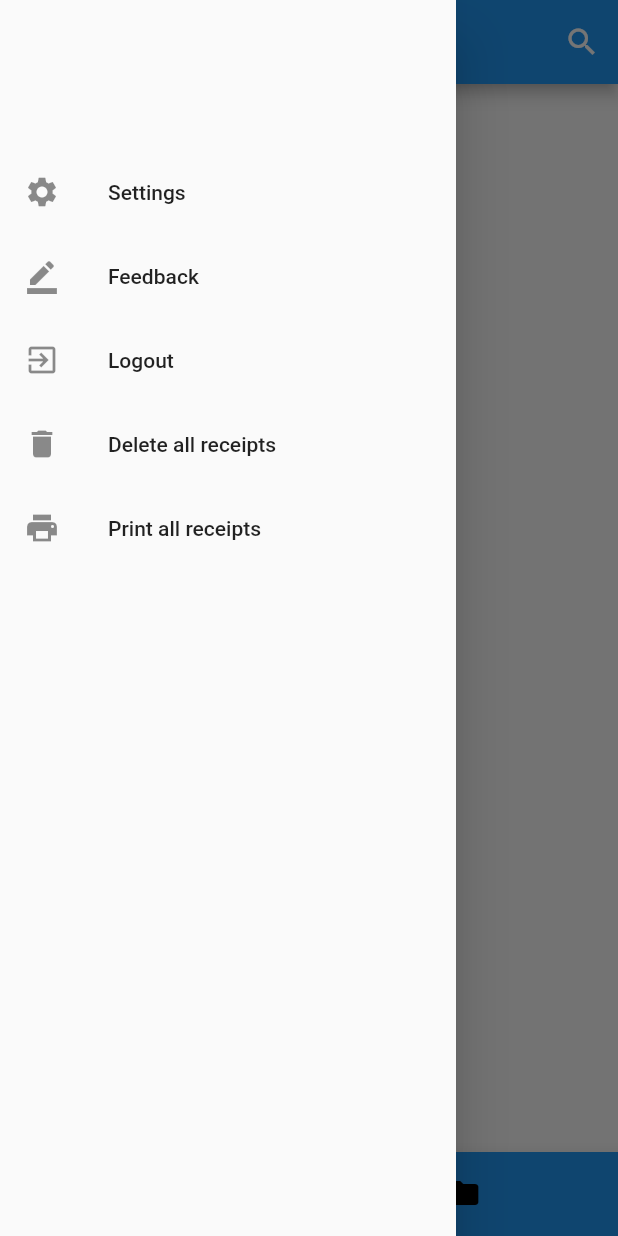
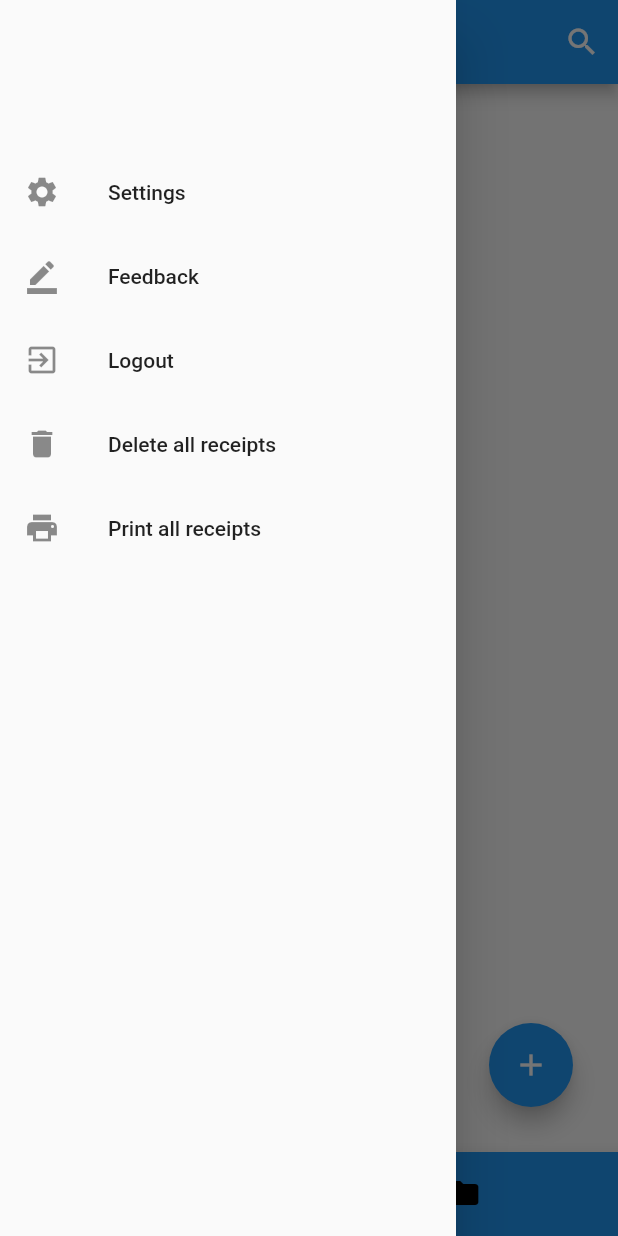
Before and after one commit to nilekell/receiptcamp_debug_select_multiple, a Flutter app: the screen it shows after launch, item 2 of the bottom bar chosen, with the side drawer open, on a phone screen of 412 x 824 dp. Run offline on Flutter 3.47's test engine with Material 2 defaults, Android fonts, the phone set to English and light mode, and no system bars; our stand-ins replace bloc, equatable, flutter_bloc, flutter_image_compress, gallery_saver, image_picker and 2 more; missing offline and left inert: google_mlkit_text_recognition; accounts and stored records are empty.

Commit message:
root folder actions working but snackbars broken

```diff
--- a/lib/logic/cubits/file_system/file_system_state.dart
+++ b/lib/logic/cubits/file_system/file_system_state.dart
@@ -7,7 +7,11 @@ sealed class FileSystemCubitState extends Equatable {
   List<Object> get props => [];
 }
 
-final class FileSystemCubitActionState extends FileSystemCubitState {}
+final class FileSystemCubitActionState extends FileSystemCubitState {
+  final String folderId;
+
+  const FileSystemCubitActionState({required this.folderId});
+}
 
 final class FileSystemCubitInitial extends FileSystemCubitState {}
 
@@ -29,26 +33,12 @@ final class FileSystemCubitLoadedSuccess extends FileSystemCubitState {
   const FileSystemCubitLoadedSuccess({required this.files, required this.folder});
 }
 
-final class FileSystemCubitFolderItemsChangedState extends FileSystemCubitActionState {
-  final List<dynamic> files;
-  final Folder folder;
-
-  FileSystemCubitFolderItemsChangedState({required this.files, required this.folder});
-
-
-
-  @override
-  List<Object> get props => [files];
-}
-
-final class FileSystemCubitEmptyFiles extends FileSystemCubitState {}
-
 final class FileSystemCubitError extends FileSystemCubitState {}
 
 // Renaming States
 
 final class FileSystemCubitRenameSuccess extends FileSystemCubitActionState {
-  FileSystemCubitRenameSuccess({required this.oldName, required this.newName});
+  const FileSystemCubitRenameSuccess({required this.oldName, required this.newName, required super.folderId});
   final String oldName;
   final String newName;
 
@@ -60,7 +50,7 @@ final class FileSystemCubitRenameFailure extends FileSystemCubitActionState {
   final String oldName;
   final String newName;
 
-  FileSystemCubitRenameFailure({required this.oldName, required this.newName});
+  const FileSystemCubitRenameFailure({required this.oldName, required this.newName, required super.folderId});
 
   @override
   List<Object> get props => [oldName, newName];
@@ -69,7 +59,7 @@ final class FileSystemCubitRenameFailure extends FileSystemCubitActionState {
 // Moving states
 
 final class FileSystemCubitMoveSuccess extends FileSystemCubitActionState {
-  FileSystemCubitMoveSuccess({required this.oldName, required this.newName});
+  const FileSystemCubitMoveSuccess({required this.oldName, required this.newName, required super.folderId});
 
   final String oldName;
   final String newName;
@@ -79,7 +69,7 @@ final class FileSystemCubitMoveSuccess extends FileSystemCubitActionState {
 }
 
 final class FileSystemCubitMoveFailure extends FileSystemCubitActionState {
-  FileSystemCubitMoveFailure({required this.oldName, required this.newName});
+  const FileSystemCubitMoveFailure({required this.oldName, required this.newName, required super.folderId});
 
   final String oldName;
   final String newName;
@@ -91,7 +81,7 @@ final class FileSystemCubitMoveFailure extends FileSystemCubitActionState {
 // Deleting states
 
 final class FileSystemCubitDeleteSuccess extends FileSystemCubitActionState {
-  FileSystemCubitDeleteSuccess({required this.deletedName});
+  const FileSystemCubitDeleteSuccess({required this.deletedName, required super.folderId});
 
   final String deletedName;
 
@@ -100,7 +90,7 @@ final class FileSystemCubitDeleteSuccess extends FileSystemCubitActionState {
 }
 
 final class FileSystemCubitDeleteFailure extends FileSystemCubitActionState {
-  FileSystemCubitDeleteFailure({required this.deletedName});
+  const FileSystemCubitDeleteFailure({required this.deletedName, required super.folderId});
 
   final String deletedName;
 
@@ -111,7 +101,7 @@ final class FileSystemCubitDeleteFailure extends FileSystemCubitActionState {
 // Sharing states
 
 final class FileSystemCubitShareSuccess extends FileSystemCubitActionState {
-  FileSystemCubitShareSuccess({required this.receiptName});
+  const FileSystemCubitShareSuccess({required this.receiptName, required super.folderId});
 
   final String receiptName;
 
@@ -120,7 +110,7 @@ final class FileSystemCubitShareSuccess extends FileSystemCubitActionState {
 }
 
 final class FileSystemCubitShareFailure extends FileSystemCubitActionState {
-  FileSystemCubitShareFailure({required this.receiptName});
+  const FileSystemCubitShareFailure({required this.receiptName, required super.folderId});
 
   final String receiptName;
 
@@ -131,21 +121,25 @@ final class FileSystemCubitShareFailure extends FileSystemCubitActionState {
 final class FileSystemCubitUploadSuccess extends FileSystemCubitActionState {
   final String uploadedName;
 
-  FileSystemCubitUploadSuccess({required this.uploadedName});
+  const FileSystemCubitUploadSuccess({required this.uploadedName, required super.folderId});
 
   @override
   List<Object> get props => [uploadedName];
 }
 
-final class FileSystemCubitUploadFailure extends FileSystemCubitActionState {}
+final class FileSystemCubitUploadFailure extends FileSystemCubitActionState {
+  const FileSystemCubitUploadFailure({required super.folderId});
+}
 
 final class FileSystemCubitRefreshSuccessState extends FileSystemCubitActionState {
   final List<Object> files;
 
-  FileSystemCubitRefreshSuccessState(this.files);
+  const FileSystemCubitRefreshSuccessState({required super.folderId, required this.files});
 
   @override
   List<Object> get props => [files];
 }
 
-final class FileSystemCubitRefreshFailureState extends FileSystemCubitActionState {}
+final class FileSystemCubitRefreshFailureState extends FileSystemCubitActionState {
+  const FileSystemCubitRefreshFailureState({required super.folderId});
+}
--- a/lib/presentation/screens/file_explorer.dart
+++ b/lib/presentation/screens/file_explorer.dart
@@ -9,6 +9,7 @@ import 'package:receiptcamp/presentation/ui/file_navigator/folder/folder_sheet.d
 import 'package:receiptcamp/presentation/ui/file_navigator/receipt/receipt_sheet.dart';
 import 'package:receiptcamp/presentation/ui/file_navigator/upload_sheet.dart';
 
+/*
 class FileExplorer extends StatefulWidget {
   const FileExplorer({super.key});
 
@@ -25,19 +26,28 @@ class _FileExplorerState extends State<FileExplorer> {
 
   @override
   Widget build(BuildContext context) {
-    return BlocConsumer<FileSystemCubit, FileSystemCubitState>(
+    return BlocListener<FileSystemCubit, FileSystemCubitState>(
         listenWhen: (previous, current) =>
             current is FileSystemCubitActionState,
         listener: (context, state) {
           SnackBarUtility.showFileSystemSnackBar(context, state);
         },
+        child: BlocBuilder<FileSystemCubit, FileSystemCubitState>(
           builder: (context, state) {
-          if (state is FileSystemCubitInitial ||
-              state is FileSystemCubitLoading) {
+            return Scaffold(
+              body: () {
+                switch (state) {
+                  case FileSystemCubitActionState():
+                    return Container();
+                  case FileSystemCubitError():
+                    return const Center(
+                      child: Text('Error State'),
+                    );
+                  case FileSystemCubitInitial():
+                  case FileSystemCubitLoading():
                     return const CircularProgressIndicator();
-          } else if (state is FileSystemCubitFolderInformationSuccess) {
-            return Scaffold(
-              body: Column(
+                  case FileSystemCubitFolderInformationSuccess():
+                    return Column(
                       crossAxisAlignment: CrossAxisAlignment.start,
                       children: [
                         state.folder.id != 'a1'
@@ -60,19 +70,87 @@ class _FileExplorerState extends State<FileExplorer> {
                           child: RefreshableFolderView(),
                         )
                       ],
+                    );
+                  default:
+                    return Container();
+                }
+              }(),
+              floatingActionButton:
+                  state is FileSystemCubitFolderInformationSuccess
+                      ? UploadButton(currentFolder: state.folder)
+                      : null,
+            );
+          },
+        ));
+  }
+}
+*/
+
+class FileExplorer extends StatefulWidget {
+  const FileExplorer({super.key});
+
+  @override
+  State<FileExplorer> createState() => _FileExplorerState();
+}
+
+class _FileExplorerState extends State<FileExplorer> {
+  @override
+  void initState() {
+    context.read<FileSystemCubit>().initializeFileSystemCubit();
+    super.initState();
+  }
+
+  @override
+  Widget build(BuildContext context) {
+    return Scaffold(
+      body: BlocBuilder<FileSystemCubit, FileSystemCubitState>(
+          builder: ((context, state) {
+        switch (state) {
+          case FileSystemCubitInitial() || FileSystemCubitLoading():
+            return const CircularProgressIndicator();
+          case FileSystemCubitLoadedSuccess():
+            return Column(
+              crossAxisAlignment: CrossAxisAlignment.start,
+              children: [
+                state.folder.id != 'a1'
+                    ? FolderName(
+                        name: state.folder.name,
+                      )
+                    : const FolderName(
+                        name: 'My Receipts',
                       ),
-              floatingActionButton: UploadButton(currentFolder: state.folder),
+                const SizedBox(
+                  height: 5.0,
+                ),
+                state.folder.id != 'a1'
+                    ? BackButton(
+                        previousFolderId: state.folder.parentId,
+                        currentFolderId: state.folder.id,
+                      )
+                    : Container(),
+                const Expanded(
+                  child: RefreshableFolderView(),
+                ),
+                Row(
+                  mainAxisAlignment: MainAxisAlignment.end,
+                  children: [
+                    Padding(
+                      padding: const EdgeInsets.fromLTRB(0, 0, 30, 30),
+                      child: UploadButton(currentFolder: state.folder),
+                    ),
+                  ],
+                )
+              ],
             );
-          } else if (state is FileSystemCubitError) {
+          case FileSystemCubitError():
             return const Center(
               child: Text('Error State'),
             );
-          } else {
-            return const Center(
-              child: Text('Unknown State'),
+          default:
+            return Container();
+        }
+      })),
     );
-          }
-        });
   }
 }
 
@@ -131,30 +209,27 @@ class _RefreshableFolderViewState extends State<RefreshableFolderView> {
   Folder? folder;
 
   @override
-  void initState() {
-   context.read<FileSystemCubit>().fetchFiles('a1');
-    super.initState();
-  }
-
-  @override
   Widget build(BuildContext context) {
     return RefreshIndicator(
         onRefresh: () async {
           context.read<FileSystemCubit>().refreshFiles(folder!.id);
         },
         child: BlocConsumer<FileSystemCubit, FileSystemCubitState>(
+            listenWhen: (previous, current) =>
+                current is FileSystemCubitActionState,
             listener: (context, state) {
               SnackBarUtility.showFileSystemSnackBar(context, state);
+              context.read<FileSystemCubit>().fetchFiles(folder!.id);
             },
             builder: (context, state) {
-          if (state is FileSystemCubitInitial || state is FileSystemCubitLoading) {
+              switch (state) {
+                case FileSystemCubitInitial() || FileSystemCubitLoading():
                   return const CircularProgressIndicator();
-          } else if (state is FileSystemCubitFolderItemsChangedState) {
-            setState(() {
+                case FileSystemCubitLoadedSuccess():
+                  folder = state.folder;
                   files = state.files;
-            });
-
-            return files.isNotEmpty ? ListView.builder(
+                  return files.isNotEmpty
+                      ? ListView.builder(
                           itemCount: files.length,
                           itemBuilder: (context, index) {
                             var item = files[index];
@@ -170,36 +245,10 @@ class _RefreshableFolderViewState extends State<RefreshableFolderView> {
                           padding: EdgeInsets.all(100.0),
                           child: Text('No receipts/folders to show'),
                         );
-          } else if (state is FileSystemCubitLoadedSuccess) {
-            setState(() {
-              files = state.files;
-            });
-
-            return files.isNotEmpty ? ListView.builder(
-              itemCount: files.length,
-              itemBuilder: (context, index) {
-                var item = files[index];
-                if (item is Receipt) {
-                  return ReceiptListTile(receipt: item);
-                } else if (item is Folder) {
-                  return FolderListTile(folder: item);
+                default:
+                  return Container();
               }
-                return null;
-              },
-            )
-          : const Padding(
-              padding: EdgeInsets.all(100.0),
-              child: Text('No receipts/folders to show'),
-            );
-          } else {
-            return const Text('Unknown state');
-          }
-
-
-        },
-      )
-
-    );
+            }));
   }
 }
 
@@ -210,8 +259,6 @@ class FolderListTile extends StatelessWidget {
 
   @override
   Widget build(BuildContext context) {
-    return BlocBuilder<FileSystemCubit, FileSystemCubitState>(
-      builder: (context, state) {
     return ListTile(
           leading: const Icon(Icons.folder),
           trailing: IconButton(
@@ -229,8 +276,6 @@ class FolderListTile extends StatelessWidget {
             context.read<FileSystemCubit>().selectFolder(folder.id);
           },
           title: Text(folder.name),
-        );
-      },
         );
   }
 }
--- a/lib/presentation/ui/file_explorer/snackbars/snackbar_utility.dart
+++ b/lib/presentation/ui/file_explorer/snackbars/snackbar_utility.dart
@@ -27,9 +27,11 @@ abstract class SnackBarUtility {
     } else if (state is FileSystemCubitDeleteFailure) {
       _message = 'Failed to delete ${state.deletedName}';
     } else {
-      print('state is ${state.runtimeType.toString()}');
+      print('showFileSystemSnackBar: state is ${state.runtimeType.toString()}');
       return;
     }
+
+    print(_message);
     ScaffoldMessenger.of(context).showSnackBar(_appSnackBar);
   }
 }
```
Also changed, not shown: lib/logic/cubits/file_system/file_system_cubit.dart (+40 -44 lines). Lines whose indentation alone changed are shown as unchanged.
